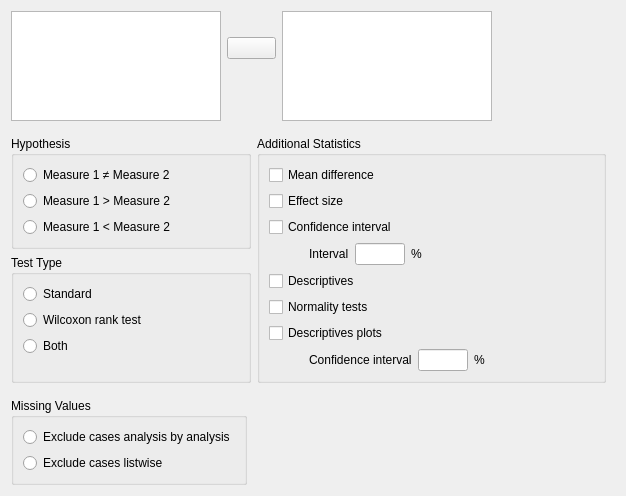
Old version of the form JASP-Desktop/analysisforms/ttestpairedsamplesform.ui in the repository jasp-stats/jasp-desktop.
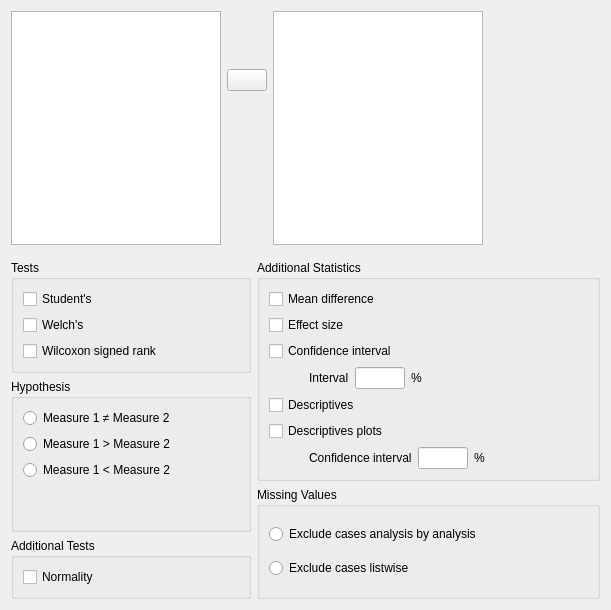
New version of the form. Custom widgets are drawn as their Qt base class.

Commit message: C T-Tests: Changes to UI and options

The edit to the form file:
```diff
--- a/JASP-Desktop/analysisforms/ttestpairedsamplesform.ui
+++ b/JASP-Desktop/analysisforms/ttestpairedsamplesform.ui
@@ -6,84 +6,66 @@
    <rect>
     <x>0</x>
     <y>0</y>
-    <width>626</width>
-    <height>496</height>
+    <width>611</width>
+    <height>610</height>
    </rect>
   </property>
   <property name="windowTitle">
    <string>Form</string>
   </property>
   <layout class="QGridLayout" name="gridLayout_7">
-   <item row="3" column="0">
-    <widget class="BoundGroupBox" name="missingValues">
-     <property name="title">
-      <string>Missing Values</string>
-     </property>
-     <property name="flat">
-      <bool>false</bool>
-     </property>
-     <layout class="QGridLayout" name="gridLayout_6">
-      <item row="0" column="0">
-       <widget class="QRadioButton" name="_1excludeAnalysisByAnalysis">
-        <property name="text">
-         <string>Exclude cases analysis by analysis</string>
-        </property>
-       </widget>
-      </item>
-      <item row="1" column="0">
-       <widget class="QRadioButton" name="_2excludeListwise">
-        <property name="text">
-         <string>Exclude cases listwise</string>
-        </property>
-       </widget>
-      </item>
-     </layout>
-    </widget>
-   </item>
-   <item row="1" column="0" rowspan="2" colspan="4">
-    <widget class="QWidget" name="widget_3" native="true">
-     <layout class="QGridLayout" name="gridLayout_3">
+   <item row="0" column="0" colspan="3">
+    <widget class="QWidget" name="widget_2" native="true">
+     <layout class="QGridLayout" name="gridLayout">
       <property name="leftMargin">
        <number>0</number>
       </property>
+      <property name="topMargin">
+       <number>0</number>
+      </property>
+      <property name="rightMargin">
+       <number>0</number>
+      </property>
+      <property name="bottomMargin">
+       <number>0</number>
+      </property>
       <item row="0" column="0" rowspan="2">
-       <widget class="BoundGroupBox" name="hypothesis">
+       <widget class="AvailableFieldsListView" name="availableFields">
         <property name="minimumSize">
          <size>
-          <width>240</width>
-          <height>0</height>
+          <width>0</width>
+          <height>200</height>
          </size>
         </property>
-        <property name="title">
-         <string>Hypothesis</string>
+        <property name="maximumSize">
+         <size>
+          <width>210</width>
+          <height>16777215</height>
+         </size>
         </property>
-        <property name="flat">
-         <bool>false</bool>
+       </widget>
+      </item>
+      <item row="0" column="2" rowspan="2">
+       <widget class="BoundPairsTable" name="pairs">
+        <property name="maximumSize">
+         <size>
+          <width>210</width>
+          <height>16777215</height>
+         </size>
         </property>
-        <layout class="QGridLayout" name="gridLayout_5">
-         <item row="1" column="0">
-          <widget class="QRadioButton" name="_2groupOneGreater">
-           <property name="text">
-            <string>Measure 1 &gt; Measure 2</string>
-           </property>
-          </widget>
-         </item>
+       </widget>
+      </item>
+      <item row="0" column="1" rowspan="2">
+       <widget class="QWidget" name="widget_5" native="true">
+        <layout class="QGridLayout" name="gridLayout_4">
+         <property name="leftMargin">
+          <number>0</number>
+         </property>
+         <property name="rightMargin">
+          <number>0</number>
+         </property>
          <item row="2" column="0">
-          <widget class="QRadioButton" name="_3groupTwoGreater">
-           <property name="text">
-            <string>Measure 1 &lt; Measure 2</string>
-           </property>
-          </widget>
-         </item>
-         <item row="0" column="0">
-          <widget class="QRadioButton" name="_1notEqual">
-           <property name="text">
-            <string>Measure 1 ≠ Measure 2</string>
-           </property>
-          </widget>
-         </item>
-         <item row="3" column="0">
-          <spacer name="verticalSpacer">
+          <spacer name="verticalSpacer_2">
            <property name="orientation">
             <enum>Qt::Vertical</enum>
            </property>
@@ -95,38 +77,47 @@
            </property>
           </spacer>
          </item>
-        </layout>
-       </widget>
-      </item>
-      <item row="2" column="0">
-       <widget class="BoundGroupBox" name="testType">
-        <property name="title">
-         <string>Test Type</string>
-        </property>
-        <layout class="QGridLayout" name="gridLayout_10">
          <item row="0" column="0">
-          <widget class="QRadioButton" name="_1standard">
-           <property name="text">
-            <string>Standard</string>
+          <spacer name="verticalSpacer_4">
+           <property name="orientation">
+            <enum>Qt::Vertical</enum>
            </property>
-          </widget>
-         </item>
-         <item row="2" column="0" rowspan="2" colspan="2">
-          <widget class="QRadioButton" name="_3both">
-           <property name="text">
-            <string>Both</string>
+           <property name="sizeHint" stdset="0">
+            <size>
+             <width>20</width>
+             <height>40</height>
+            </size>
            </property>
-          </widget>
-         </item>
-         <item row="1" column="0">
-          <widget class="QRadioButton" name="_2wilcoxon">
-           <property name="text">
-            <string>Wilcoxon rank test</string>
-           </property>
-          </widget>
+          </spacer>
          </item>
          <item row="4" column="0">
-          <spacer name="verticalSpacer_6">
+          <spacer name="verticalSpacer_3">
+           <property name="orientation">
+            <enum>Qt::Vertical</enum>
+           </property>
+           <property name="sizeHint" stdset="0">
+            <size>
+             <width>20</width>
+             <height>40</height>
+            </size>
+           </property>
+          </spacer>
+         </item>
+         <item row="1" column="0">
+          <widget class="AssignButton" name="assignButton">
+           <property name="maximumSize">
+            <size>
+             <width>50</width>
+             <height>16777215</height>
+            </size>
+           </property>
+           <property name="text">
+            <string/>
+           </property>
+          </widget>
+         </item>
+         <item row="3" column="0">
+          <spacer name="verticalSpacer_5">
            <property name="orientation">
             <enum>Qt::Vertical</enum>
            </property>
@@ -141,12 +132,85 @@
         </layout>
        </widget>
       </item>
-      <item row="0" column="1" rowspan="3">
+     </layout>
+    </widget>
+   </item>
+   <item row="0" column="3">
+    <widget class="QWidget" name="widget" native="true">
+     <property name="minimumSize">
+      <size>
+       <width>90</width>
+       <height>0</height>
+      </size>
+     </property>
+    </widget>
+   </item>
+   <item row="1" column="0" colspan="4">
+    <widget class="QWidget" name="widget_7" native="true">
+     <layout class="QGridLayout" name="gridLayout_12">
+      <property name="leftMargin">
+       <number>0</number>
+      </property>
+      <property name="rightMargin">
+       <number>0</number>
+      </property>
+      <property name="bottomMargin">
+       <number>0</number>
+      </property>
+      <item row="0" column="2" rowspan="2">
        <widget class="GroupBox" name="groupBox_7">
         <property name="title">
          <string>Additional Statistics</string>
         </property>
         <layout class="QGridLayout" name="gridLayout_2">
+         <item row="6" column="0" colspan="2">
+          <widget class="QWidget" name="widget_6" native="true">
+           <layout class="QGridLayout" name="gridLayout_9">
+            <property name="leftMargin">
+             <number>40</number>
+            </property>
+            <property name="topMargin">
+             <number>0</number>
+            </property>
+            <property name="rightMargin">
+             <number>0</number>
+            </property>
+            <property name="bottomMargin">
+             <number>0</number>
+            </property>
+            <item row="0" column="1">
+             <widget class="BoundTextBox" name="descriptivesPlotsConfidenceInterval">
+              <property name="minimumSize">
+               <size>
+                <width>50</width>
+                <height>0</height>
+               </size>
+              </property>
+              <property name="maximumSize">
+               <size>
+                <width>50</width>
+                <height>16777215</height>
+               </size>
+              </property>
+             </widget>
+            </item>
+            <item row="0" column="0">
+             <widget class="QLabel" name="label_3">
+              <property name="text">
+               <string>Confidence interval</string>
+              </property>
+             </widget>
+            </item>
+            <item row="0" column="2">
+             <widget class="QLabel" name="label_4">
+              <property name="text">
+               <string>%</string>
+              </property>
+             </widget>
+            </item>
+           </layout>
+          </widget>
+         </item>
          <item row="3" column="0">
           <widget class="QWidget" name="widget_4" native="true">
            <layout class="QGridLayout" name="gridLayout_8">
@@ -201,58 +265,10 @@
            </layout>
           </widget>
          </item>
-         <item row="7" column="0" colspan="2">
-          <widget class="QWidget" name="widget_6" native="true">
-           <layout class="QGridLayout" name="gridLayout_9">
-            <property name="leftMargin">
-             <number>40</number>
-            </property>
-            <property name="topMargin">
-             <number>0</number>
-            </property>
-            <property name="rightMargin">
-             <number>0</number>
-            </property>
-            <property name="bottomMargin">
-             <number>0</number>
-            </property>
-            <item row="0" column="1">
-             <widget class="BoundTextBox" name="descriptivesPlotsConfidenceInterval">
-              <property name="minimumSize">
-               <size>
-                <width>50</width>
-                <height>0</height>
-               </size>
-              </property>
-              <property name="maximumSize">
-               <size>
-                <width>50</width>
-                <height>16777215</height>
-               </size>
-              </property>
-             </widget>
-            </item>
-            <item row="0" column="0">
-             <widget class="QLabel" name="label_3">
-              <property name="text">
-               <string>Confidence interval</string>
-              </property>
-             </widget>
-            </item>
-            <item row="0" column="2">
-             <widget class="QLabel" name="label_4">
-              <property name="text">
-               <string>%</string>
-              </property>
-             </widget>
-            </item>
-           </layout>
-          </widget>
-         </item>
-         <item row="5" column="0" colspan="3">
-          <widget class="BoundCheckBox" name="normalityTests">
+         <item row="2" column="0" colspan="3">
+          <widget class="BoundCheckBox" name="confidenceInterval">
            <property name="text">
-            <string>Normality tests</string>
+            <string>Confidence interval</string>
            </property>
           </widget>
          </item>
@@ -270,20 +286,26 @@
            </property>
           </widget>
          </item>
-         <item row="2" column="0" colspan="3">
-          <widget class="BoundCheckBox" name="confidenceInterval">
-           <property name="text">
-            <string>Confidence interval</string>
-           </property>
-          </widget>
-         </item>
-         <item row="6" column="0">
+         <item row="5" column="0">
           <widget class="BoundCheckBox" name="descriptivesPlots">
            <property name="text">
             <string>Descriptives plots</string>
            </property>
           </widget>
          </item>
+         <item row="3" column="2">
+          <spacer name="horizontalSpacer">
+           <property name="orientation">
+            <enum>Qt::Horizontal</enum>
+           </property>
+           <property name="sizeHint" stdset="0">
+            <size>
+             <width>40</width>
+             <height>20</height>
+            </size>
+           </property>
+          </spacer>
+         </item>
          <item row="4" column="0" colspan="2">
           <widget class="BoundCheckBox" name="descriptives">
            <property name="text">
@@ -291,20 +313,7 @@
            </property>
           </widget>
          </item>
-         <item row="3" column="2">
-          <spacer name="horizontalSpacer">
-           <property name="orientation">
-            <enum>Qt::Horizontal</enum>
-           </property>
-           <property name="sizeHint" stdset="0">
-            <size>
-             <width>40</width>
-             <height>20</height>
-            </size>
-           </property>
-          </spacer>
-         </item>
-         <item row="7" column="2">
+         <item row="6" column="2">
           <spacer name="horizontalSpacer_2">
            <property name="orientation">
             <enum>Qt::Horizontal</enum>
@@ -320,91 +329,95 @@
         </layout>
        </widget>
       </item>
-     </layout>
-    </widget>
-   </item>
-   <item row="0" column="3">
-    <widget class="QWidget" name="widget" native="true">
-     <property name="minimumSize">
-      <size>
-       <width>90</width>
-       <height>0</height>
-      </size>
-     </property>
-    </widget>
-   </item>
-   <item row="0" column="0" colspan="3">
-    <widget class="QWidget" name="widget_2" native="true">
-     <layout class="QGridLayout" name="gridLayout">
-      <property name="leftMargin">
-       <number>0</number>
-      </property>
-      <property name="topMargin">
-       <number>0</number>
-      </property>
-      <property name="rightMargin">
-       <number>0</number>
-      </property>
-      <property name="bottomMargin">
-       <number>0</number>
-      </property>
-      <item row="0" column="0" rowspan="2">
-       <widget class="AvailableFieldsListView" name="availableFields">
-        <property name="maximumSize">
-         <size>
-          <width>210</width>
-          <height>16777215</height>
-         </size>
+      <item row="3" column="0" colspan="2">
+       <widget class="GroupBox" name="testType">
+        <property name="title">
+         <string>Additional Tests</string>
         </property>
+        <layout class="QGridLayout" name="gridLayout_11">
+         <item row="0" column="0">
+          <widget class="BoundCheckBox" name="normalityTests">
+           <property name="text">
+            <string>Normality</string>
+           </property>
+          </widget>
+         </item>
+        </layout>
        </widget>
       </item>
-      <item row="0" column="2" rowspan="2">
-       <widget class="BoundPairsTable" name="pairs">
-        <property name="maximumSize">
-         <size>
-          <width>210</width>
-          <height>16777215</height>
-         </size>
+      <item row="2" column="2" rowspan="2">
+       <widget class="BoundGroupBox" name="missingValues">
+        <property name="title">
+         <string>Missing Values</string>
         </property>
+        <property name="flat">
+         <bool>false</bool>
+        </property>
+        <layout class="QGridLayout" name="gridLayout_6">
+         <item row="0" column="0">
+          <widget class="QRadioButton" name="_1excludeAnalysisByAnalysis">
+           <property name="text">
+            <string>Exclude cases analysis by analysis</string>
+           </property>
+          </widget>
+         </item>
+         <item row="1" column="0">
+          <widget class="QRadioButton" name="_2excludeListwise">
+           <property name="text">
+            <string>Exclude cases listwise</string>
+           </property>
+          </widget>
+         </item>
+        </layout>
        </widget>
       </item>
-      <item row="0" column="1" rowspan="2">
-       <widget class="QWidget" name="widget_5" native="true">
-        <layout class="QGridLayout" name="gridLayout_4">
-         <property name="leftMargin">
-          <number>0</number>
-         </property>
-         <property name="rightMargin">
-          <number>0</number>
-         </property>
+      <item row="0" column="0" colspan="2">
+       <widget class="GroupBox" name="tests">
+        <property name="title">
+         <string>Tests</string>
+        </property>
+        <layout class="QGridLayout" name="gridLayout_10">
          <item row="2" column="0">
-          <spacer name="verticalSpacer_2">
-           <property name="orientation">
-            <enum>Qt::Vertical</enum>
+          <widget class="BoundCheckBox" name="wilcoxonSignedRank">
+           <property name="text">
+            <string>Wilcoxon signed rank</string>
            </property>
-           <property name="sizeHint" stdset="0">
-            <size>
-             <width>20</width>
-             <height>40</height>
-            </size>
+          </widget>
+         </item>
+         <item row="1" column="0">
+          <widget class="BoundCheckBox" name="welchs">
+           <property name="text">
+            <string>Welch's</string>
            </property>
-          </spacer>
+          </widget>
          </item>
          <item row="0" column="0">
-          <spacer name="verticalSpacer_4">
-           <property name="orientation">
-            <enum>Qt::Vertical</enum>
+          <widget class="BoundCheckBox" name="students">
+           <property name="text">
+            <string>Student's</string>
            </property>
-           <property name="sizeHint" stdset="0">
-            <size>
-             <width>20</width>
-             <height>40</height>
-            </size>
-           </property>
-          </spacer>
+          </widget>
          </item>
+        </layout>
+       </widget>
+      </item>
+      <item row="1" column="0" rowspan="2" colspan="2">
+       <widget class="BoundGroupBox" name="hypothesis">
+        <property name="minimumSize">
+         <size>
+          <width>240</width>
+          <height>0</height>
+         </size>
+        </property>
+        <property name="title">
+         <string>Hypothesis</string>
+        </property>
+        <property name="flat">
+         <bool>false</bool>
+        </property>
+        <layout class="QGridLayout" name="gridLayout_5">
          <item row="4" column="0">
-          <spacer name="verticalSpacer_3">
+          <spacer name="verticalSpacer">
            <property name="orientation">
             <enum>Qt::Vertical</enum>
            </property>
@@ -416,31 +429,26 @@
            </property>
           </spacer>
          </item>
-         <item row="1" column="0">
-          <widget class="AssignButton" name="assignButton">
-           <property name="maximumSize">
-            <size>
-             <width>50</width>
-             <height>16777215</height>
-            </size>
-           </property>
-           <property name="text">
-            <string/>
-           </property>
-          </widget>
-         </item>
          <item row="3" column="0">
-          <spacer name="verticalSpacer_5">
-           <property name="orientation">
-            <enum>Qt::Vertical</enum>
+          <widget class="QRadioButton" name="_3groupTwoGreater">
+           <property name="text">
+            <string>Measure 1 &lt; Measure 2</string>
            </property>
-           <property name="sizeHint" stdset="0">
-            <size>
-             <width>20</width>
-             <height>40</height>
-            </size>
+          </widget>
+         </item>
+         <item row="2" column="0">
+          <widget class="QRadioButton" name="_2groupOneGreater">
+           <property name="text">
+            <string>Measure 1 &gt; Measure 2</string>
            </property>
-          </spacer>
+          </widget>
+         </item>
+         <item row="1" column="0">
+          <widget class="QRadioButton" name="_1notEqual">
+           <property name="text">
+            <string>Measure 1 ≠ Measure 2</string>
+           </property>
+          </widget>
          </item>
         </layout>
        </widget>
@@ -472,17 +480,17 @@
    <header>widgets/groupbox.h</header>
    <container>1</container>
   </customwidget>
-  <customwidget>
-   <class>BoundGroupBox</class>
-   <extends>QGroupBox</extends>
-   <header>widgets/boundgroupbox.h</header>
-   <container>1</container>
-  </customwidget>
   <customwidget>
    <class>BoundTextBox</class>
    <extends>QLineEdit</extends>
    <header>widgets/boundtextbox.h</header>
   </customwidget>
+  <customwidget>
+   <class>BoundGroupBox</class>
+   <extends>QGroupBox</extends>
+   <header>widgets/boundgroupbox.h</header>
+   <container>1</container>
+  </customwidget>
   <customwidget>
    <class>BoundPairsTable</class>
    <extends>QTableView</extends>
```
The commit also changes 8 other files.
